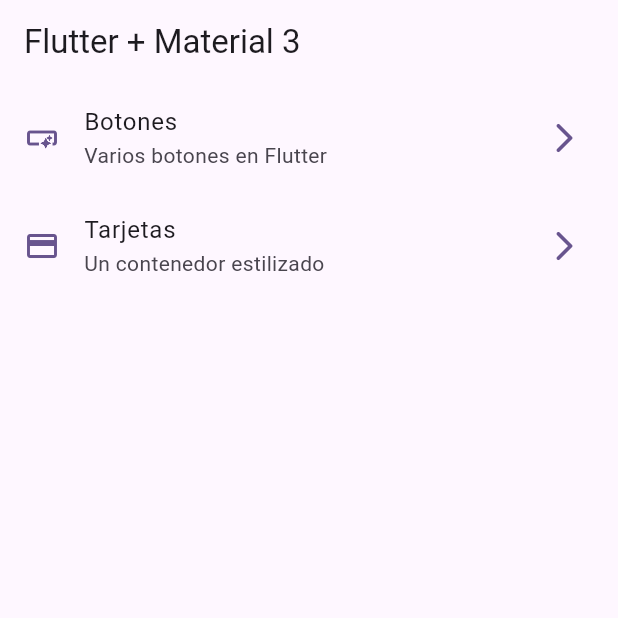
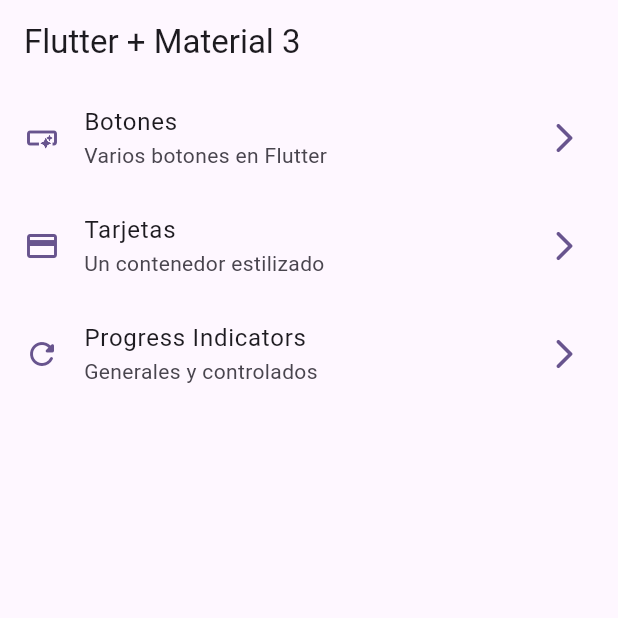
Before and after one commit to Mikaruz/flutter-course, a Flutter app: the screen it shows after launch, on a phone screen of 412 x 824 dp, the top half of it. Run offline on Flutter 3.47's test engine with Material 2 defaults, Android fonts, the phone set to English and light mode, and no system bars; our stand-ins replace go_router.

Commit message:
Progress Indicator terminado

```diff
--- a/lib/config/menu/menu_items.dart
+++ b/lib/config/menu/menu_items.dart
@@ -23,5 +23,10 @@ const appMenuItems = <MenuItem>[
       title: 'Tarjetas',
       subTitle: 'Un contenedor estilizado',
       link: '/cards',
-      icon: Icons.credit_card)
+      icon: Icons.credit_card),
+  MenuItem(
+      title: 'Progress Indicators',
+      subTitle: 'Generales y controlados',
+      link: '/progress',
+      icon: Icons.refresh_rounded),
 ];
--- a/lib/config/router/app_router.dart
+++ b/lib/config/router/app_router.dart
@@ -4,5 +4,7 @@ import 'package:widgets_app/presentation/screens/screens.dart';
 final appRouter = GoRouter(routes: [
   GoRoute(path: '/', builder: (context, state) => const HomeScreen()),
   GoRoute(path: '/buttons', builder: (context, state) => const ButtonsScreen()),
-  GoRoute(path: '/cards', builder: (context, state) => const CardsScreen())
+  GoRoute(path: '/cards', builder: (context, state) => const CardsScreen()),
+  GoRoute(
+      path: '/progress', builder: (context, state) => const ProgressScreen())
 ]);
```
Also changed, not shown: lib/presentation/screens/progress/progress_screen.dart (+58 -1 lines).
